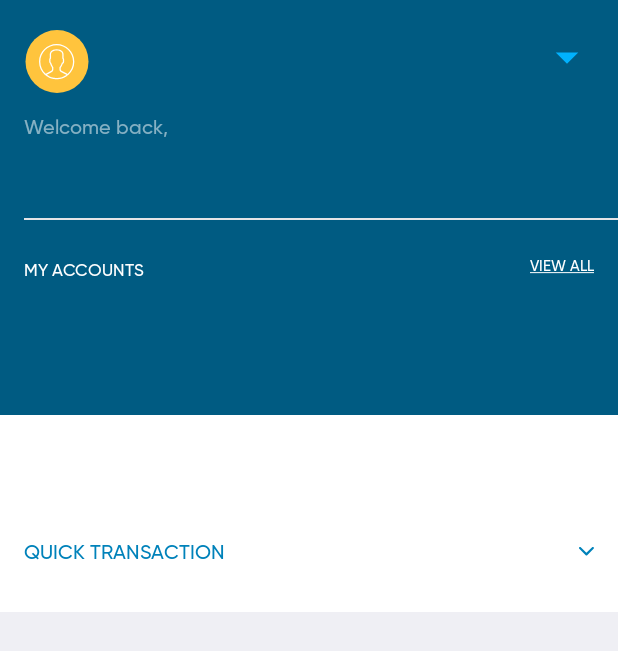
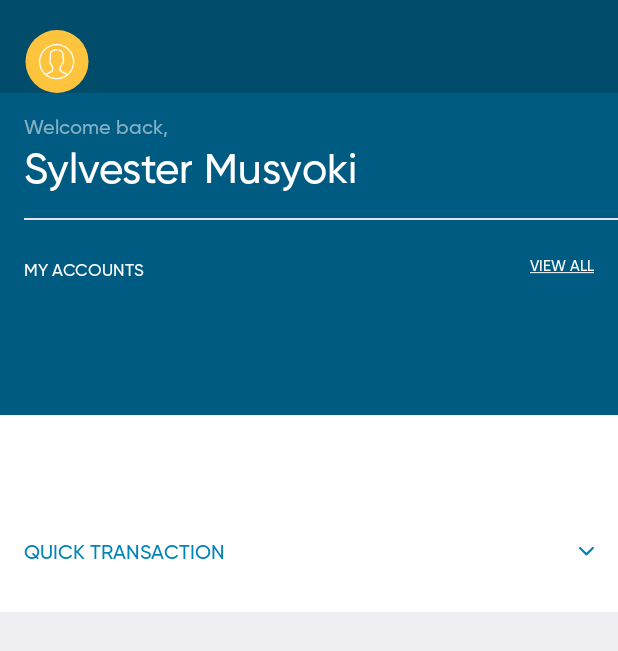
Before and after one commit to sylsirlym/rent-a-ride-app, an Android app: the layout fragment_home.xml on its own in the app's theme, with its tools: preview values and no code run, on a phone screen of 412 x 824 dp. Shown: the top 651 px of the screen. Run offline under Robolectric (Android 15) with nearby library versions, the phone set to English and light mode, and no system bars; network calls fail.

Commit message:
Get To Home Page

```diff
--- a/app/build.gradle
+++ b/app/build.gradle
@@ -23,7 +23,9 @@ android {
             proguardFiles getDefaultProguardFile('proguard-android-optimize.txt'), 'proguard-rules.pro'
         }
     }
-
+    dataBinding {
+        enabled = true
+    }
 }
 def lifeCycleExtensionVersion = '1.1.1'
 def supportVersion = '28.0.0'
--- a/app/src/main/AndroidManifest.xml
+++ b/app/src/main/AndroidManifest.xml
@@ -23,6 +23,9 @@
         <activity android:name=".ui.MainActivity"
             android:screenOrientation="portrait"
             android:theme="@style/AppTheme.NoActionBar" />
+        <activity android:name=".ui.HomeActivity"
+            android:screenOrientation="portrait"
+            android:theme="@style/AppTheme.NoActionBar" />
     </application>
 <!--    Permissions-->
     <uses-permission android:name="android.permission.INTERNET" />
--- a/app/src/main/java/com/skills/rentaride/network/RentARideAPI.kt
+++ b/app/src/main/java/com/skills/rentaride/network/RentARideAPI.kt
@@ -7,6 +7,6 @@ import retrofit2.http.Path
 
 interface RentARideAPI {
 
-    @GET("https://e94be236.ngrok.io/mocks/profile/{msisdn}/pp.php")
+    @GET("https://c49a0d22.ngrok.io/mocks/profile/{msisdn}/pp.php")
     fun getProfile(@Path("msisdn") msisdn: String): Single<ResponseDTO>
 }
--- a/app/src/main/res/drawable/ic_loader.xml
+++ b/app/src/main/res/drawable/ic_loader.xml
@@ -14,7 +14,7 @@
     <path
         android:pathData="M80,40C80,62.0914 62.0914,80 40,80L40,76.1905C59.9874,76.1905 76.1905,59.9874 76.1905,40L80,40Z"
         android:strokeWidth="1"
-        android:fillColor="#FFFFFF"
+        android:fillColor="#008ECC"
         android:fillType="evenOdd"
         android:strokeColor="#00000000" />
 </vector>
--- a/app/src/main/res/layout/fragment_home.xml
+++ b/app/src/main/res/layout/fragment_home.xml
@@ -4,7 +4,9 @@
     xmlns:app="http://schemas.android.com/apk/res-auto"
     android:layout_width="match_parent"
     android:layout_height="match_parent">
-
+<!--    <data>-->
+<!--        <variable android:name="profile" android:type="com.skills.rentaride.model.ProfileDTO"/>-->
+<!--    </data>-->
     <androidx.swiperefreshlayout.widget.SwipeRefreshLayout
         android:id="@+id/swiperefresh"
         android:layout_width="match_parent"
@@ -27,7 +29,7 @@
                     android:layout_width="match_parent"
                     android:layout_height="wrap_content"
                     android:layout_gravity="center_vertical"
-                    android:background="@color/colorPrimary">
+                    android:background="@color/colorPrimaryDark">
 
                     <RelativeLayout
                         android:layout_width="wrap_content"
@@ -65,20 +67,20 @@
                         android:gravity="center_vertical"
                         android:orientation="horizontal">
 
-                        <androidx.appcompat.widget.AppCompatImageView
-                            android:id="@+id/img_profile_flag"
-                            android:layout_width="@dimen/_26dp"
-                            android:layout_height="@dimen/_18dp"
-                            android:layout_gravity="center_vertical"
-                            android:gravity="center_vertical"
-                            />
+<!--                        <androidx.appcompat.widget.AppCompatImageView-->
+<!--                            android:id="@+id/img_profile_flag"-->
+<!--                            android:layout_width="@dimen/_26dp"-->
+<!--                            android:layout_height="@dimen/_18dp"-->
+<!--                            android:layout_gravity="center_vertical"-->
+<!--                            android:gravity="center_vertical"-->
+<!--                            />-->
 
-                        <androidx.appcompat.widget.AppCompatImageView
-                            android:layout_width="wrap_content"
-                            android:layout_height="wrap_content"
-                            android:layout_gravity="center_vertical"
-                            android:gravity="center"
-                            app:srcCompat="@drawable/ic_arrow_drop_down_black_24dp" />
+<!--                        <androidx.appcompat.widget.AppCompatImageView-->
+<!--                            android:layout_width="wrap_content"-->
+<!--                            android:layout_height="wrap_content"-->
+<!--                            android:layout_gravity="center_vertical"-->
+<!--                            android:gravity="center"-->
+<!--                            app:srcCompat="@drawable/ic_arrow_drop_down_black_24dp" />-->
 
                     </LinearLayout>
 
@@ -117,7 +119,7 @@
                             android:layout_toStartOf="@+id/img_trees"
                             android:layout_toLeftOf="@+id/img_trees"
                             android:fontFamily="@font/gf_gilroy_bold"
-                            android:text=""
+                            android:text="Sylvester Musyoki"
                             android:textColor="@color/white"
                             android:textSize="@dimen/_28sp" />
 
```
Also changed, not shown: app/src/main/java/com/skills/rentaride/ui/HomeActivity.kt (added, +35 -0 lines), app/src/main/java/com/skills/rentaride/ui/MainActivity.kt (+29 -4 lines).
